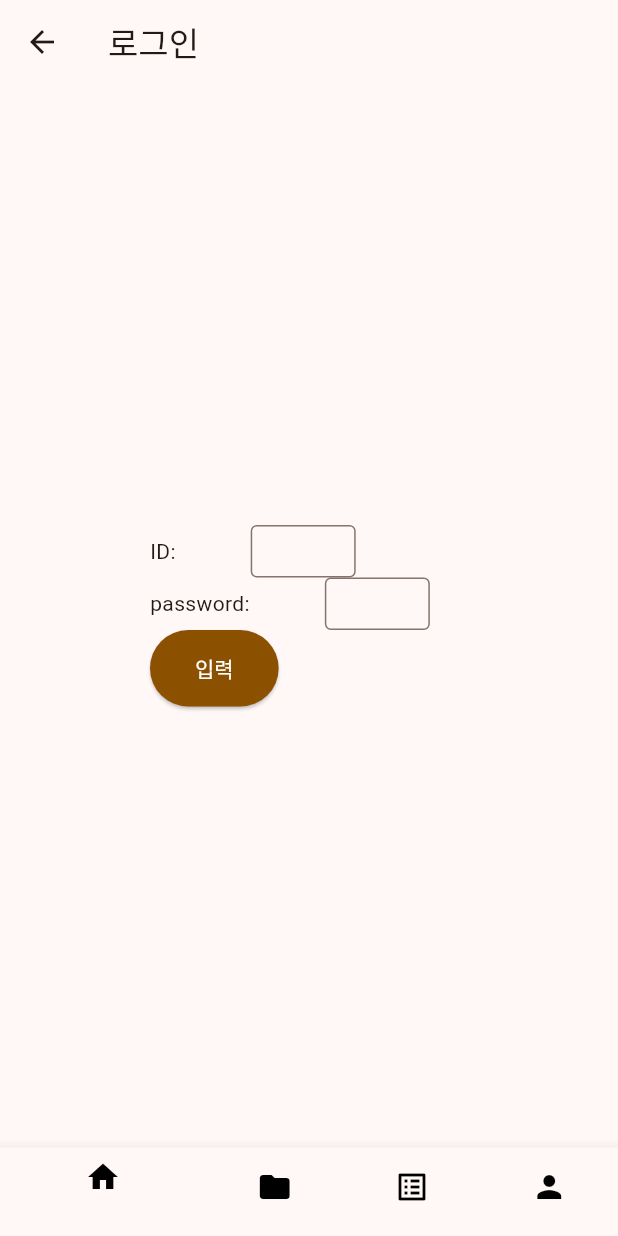
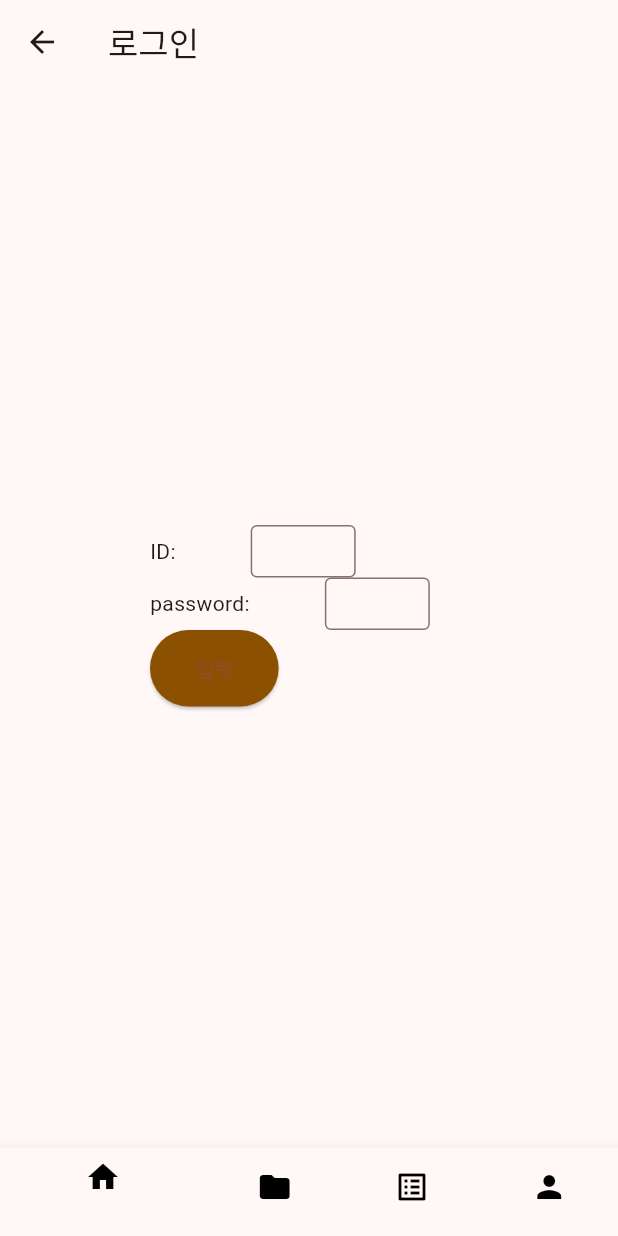
Before and after one commit to SnowMate318/JongSul, a Flutter app: the UpdateProblemScreen screen opened by its route, after a tap on "loginScreen", on a phone screen of 412 x 824 dp. Run offline on Flutter 3.47's test engine with Material 3 defaults, Android fonts, the phone set to English and light mode, and no system bars; our stand-ins replace carousel_slider, flutter_expandable_fab, flutter_spinkit, get; network calls fail.

Commit message:
on Primary 부분 수정

```diff
--- a/lib/models/library.dart
+++ b/lib/models/library.dart
@@ -1,4 +1,3 @@
-import 'package:cloud_firestore/cloud_firestore.dart';
 
 class Library {
   String title;
@@ -24,8 +23,6 @@ class Library {
         library_last_access = map['library_last_access'] ?? '',
         is_deleted = map['is_deleted'] ?? false;
 
-  Library.fromSnapshot(DocumentSnapshot snapshot)
-      : this.fromMap(snapshot.data() as Map<String, dynamic>);
 
   Map<String, dynamic> toJson() {
     return {
--- a/lib/models/user/user.dart
+++ b/lib/models/user/user.dart
@@ -1,4 +1,3 @@
-import 'package:cloud_firestore/cloud_firestore.dart';
 
 class User {
   String id;
@@ -34,9 +33,6 @@ class User {
         user_name=map['user_name'] ??'',
         profile=map['profile']?? '';
 
-  User.fromSnapshot(DocumentSnapshot snapshot)
-      : this.fromMap(snapshot.id, snapshot.data() as Map<String, dynamic>);
-
   Map<String, dynamic> toJson() {
     return {
      'id':id,
--- a/lib/screen/0_preliminary_screen/login_screen.dart
+++ b/lib/screen/0_preliminary_screen/login_screen.dart
@@ -77,7 +77,7 @@ class _LoginScreenState extends State<LoginScreen> {
                 children: [
                   ElevatedButton(
                     //icon: Icon(Icons.download, size: 18),
-                    child: Text("입력"),
+                    child: const Text("입력"),
                     onPressed: () {
                       setState(() {
                         idInputText = idController.text;
@@ -88,14 +88,15 @@ class _LoginScreenState extends State<LoginScreen> {
                       });
                     },
                     style: ElevatedButton.styleFrom(
-                        onPrimary: Colors.white,
+
                         backgroundColor: Color(0XFF8B5000),
                         padding:
                             EdgeInsets.symmetric(horizontal: 30, vertical: 15),
-                        textStyle: TextStyle(
+                        textStyle: const TextStyle(
+                          color: Colors.white,
                             fontSize: 14, fontWeight: FontWeight.normal)),
                   ),
-                  SizedBox(width: 200,),
+                  const SizedBox(width: 200),
                 ],
               ),
             ],
--- a/lib/screen/3_community_screen/community_profile_screen.dart
+++ b/lib/screen/3_community_screen/community_profile_screen.dart
@@ -5,9 +5,7 @@ import 'package:jongsul/screen/widget/profile.dart';
 import 'package:jongsul/screen/widget/tag.dart';
 import 'package:jongsul/screen/3_community_screen/search_screen.dart';
 import 'package:jongsul/tools/color.dart';
-import 'package:jongsul/src/app.dart';
 import 'package:jongsul/class/uploadedTest.dart';
-
 import 'package:jongsul/tools/style.dart';
 
 class CommunityProfileScreen extends StatefulWidget {
--- a/lib/screen/3_community_screen/community_screen.dart
+++ b/lib/screen/3_community_screen/community_screen.dart
@@ -4,7 +4,6 @@ import 'package:jongsul/screen/widget/communityPost.dart';
 import 'package:jongsul/screen/widget/tag.dart';
 import 'package:jongsul/screen/3_community_screen/search_screen.dart';
 import 'package:jongsul/tools/color.dart';
-import 'package:jongsul/src/app.dart';
 import 'package:jongsul/class/uploadedTest.dart';
 
 import 'package:jongsul/tools/style.dart';
--- a/lib/screen/4_profile_screen/profile_screen.dart
+++ b/lib/screen/4_profile_screen/profile_screen.dart
@@ -5,9 +5,7 @@ import 'package:jongsul/screen/widget/profile.dart';
 import 'package:jongsul/screen/widget/tag.dart';
 import 'package:jongsul/screen/3_community_screen/search_screen.dart';
 import 'package:jongsul/tools/color.dart';
-import 'package:jongsul/src/app.dart';
 import 'package:jongsul/class/uploadedTest.dart';
-
 import 'package:jongsul/tools/style.dart';
 
 class ProfileScreen extends StatefulWidget {
--- a/lib/screen/5_generate_problem_screen/generate_problem_user_choice_screen.dart
+++ b/lib/screen/5_generate_problem_screen/generate_problem_user_choice_screen.dart
@@ -170,11 +170,11 @@ class _GenerateProblemUserChoiceScreenState
 
                         },
                         style: ElevatedButton.styleFrom(
-                            onPrimary: Colors.white,
                             backgroundColor: Color(0XFF8B5000),
                             padding: EdgeInsets.symmetric(
                                 horizontal: 30, vertical: 15),
-                            textStyle: TextStyle(
+                            textStyle: const TextStyle(
+                              color: Colors.white,
                                 fontSize: 14, fontWeight: FontWeight.normal)),
                       )
                     ],
--- a/lib/screen/5_generate_problem_screen/update_problem_oxquiz_screen.dart
+++ b/lib/screen/5_generate_problem_screen/update_problem_oxquiz_screen.dart
@@ -229,11 +229,11 @@ class _UpdateProblemOXQuizScreenState extends State<UpdateProblemOXQuizScreen> {
                       );
                     },
                     style: ElevatedButton.styleFrom(
-                        onPrimary: Colors.white,
                         backgroundColor: Color(0XFF8B5000),
                         padding:
                         EdgeInsets.symmetric(horizontal: 30, vertical: 15),
                         textStyle: TextStyle(
+                          color: Colors.white,
                             fontSize: 14, fontWeight: FontWeight.normal)),
                   ),
                 ),
--- a/lib/screen/5_generate_problem_screen/update_problem_screen.dart
+++ b/lib/screen/5_generate_problem_screen/update_problem_screen.dart
@@ -429,12 +429,11 @@ class _UpdateProblemScreenState extends State<UpdateProblemScreen> {
                       );
                     },
                     style: ElevatedButton.styleFrom(
-                        onPrimary: Colors.white,
                         backgroundColor: Color(0XFF8B5000),
                         padding:
                             EdgeInsets.symmetric(horizontal: 30, vertical: 15),
-                        textStyle: TextStyle(
-                            fontSize: 14, fontWeight: FontWeight.normal)),
+                        textStyle: const TextStyle(
+                            color: Colors.white, fontSize: 14, fontWeight: FontWeight.normal)),
                   ),
                 ),
               ],
--- a/lib/screen/5_generate_problem_screen/update_problem_short_answer_screen.dart
+++ b/lib/screen/5_generate_problem_screen/update_problem_short_answer_screen.dart
@@ -198,12 +198,11 @@ class _UpdateProblemShortAnswerScreenState extends State<UpdateProblemShortAnswe
                       // );
                     },
                     style: ElevatedButton.styleFrom(
-                        onPrimary: Colors.white,
                         backgroundColor: Color(0XFF8B5000),
                         padding:
                         EdgeInsets.symmetric(horizontal: 30, vertical: 15),
                         textStyle: TextStyle(
-                            fontSize: 14, fontWeight: FontWeight.normal)),
+                            color: Colors.white, fontSize: 14, fontWeight: FontWeight.normal)),
                   ),
                 ),
               ],
```
Also changed, not shown: lib/screen/5_generate_problem_screen/generate_problem_complete_screen.dart (+4 -4 lines), lib/screen/6_upload_ploblem_screen/upload_problem_screen.dart (+3 -6 lines), pubspec.lock.
